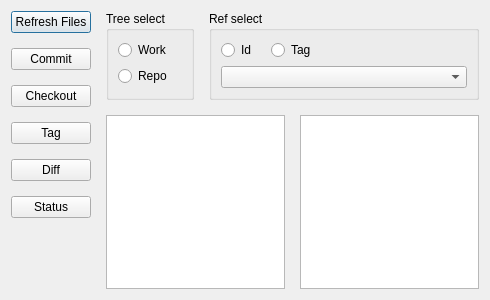
Above: src/VcsWindow.ui from micwik/ArnBrowser before the change. Below: the same form after it.
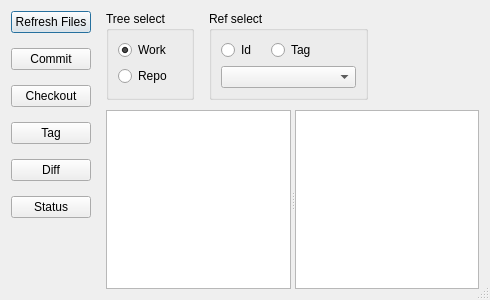
That is the form after the change.

Diff of the .ui file:
```diff
--- a/src/VcsWindow.ui
+++ b/src/VcsWindow.ui
@@ -13,7 +13,10 @@
   <property name="windowTitle">
    <string>Dialog</string>
   </property>
-  <layout class="QHBoxLayout" name="horizontalLayout_4">
+  <property name="sizeGripEnabled">
+   <bool>true</bool>
+  </property>
+  <layout class="QHBoxLayout" name="horizontalLayout_2">
    <property name="spacing">
     <number>15</number>
    </property>
@@ -81,6 +84,9 @@
    </item>
    <item>
     <layout class="QVBoxLayout" name="verticalLayout_2">
+     <property name="spacing">
+      <number>10</number>
+     </property>
      <item>
       <layout class="QHBoxLayout" name="horizontalLayout">
        <property name="spacing">
@@ -103,6 +109,9 @@
             <property name="text">
              <string>Work</string>
             </property>
+            <property name="checked">
+             <bool>true</bool>
+            </property>
            </widget>
           </item>
           <item>
@@ -167,12 +176,33 @@
          </layout>
         </widget>
        </item>
+       <item>
+        <spacer name="horizontalSpacer_2">
+         <property name="orientation">
+          <enum>Qt::Horizontal</enum>
+         </property>
+         <property name="sizeHint" stdset="0">
+          <size>
+           <width>40</width>
+           <height>20</height>
+          </size>
+         </property>
+        </spacer>
+       </item>
       </layout>
      </item>
      <item>
-      <layout class="QHBoxLayout" name="horizontalLayout_2">
-       <item>
-        <widget class="QListWidget" name="listWidget">
+      <widget class="QSplitter" name="splitter">
+       <property name="sizePolicy">
+        <sizepolicy hsizetype="Expanding" vsizetype="Expanding">
+         <horstretch>0</horstretch>
+         <verstretch>0</verstretch>
+        </sizepolicy>
+       </property>
+       <property name="orientation">
+        <enum>Qt::Horizontal</enum>
+       </property>
+       <widget class="QListWidget" name="filesView">
          <property name="showDropIndicator" stdset="0">
           <bool>false</bool>
          </property>
@@ -186,15 +216,8 @@
           <bool>true</bool>
          </property>
         </widget>
-       </item>
-       <item>
-        <widget class="QPlainTextEdit" name="plainTextEdit">
-         <property name="readOnly">
-          <bool>true</bool>
-         </property>
-        </widget>
-       </item>
-      </layout>
+       <widget class="QTextEdit" name="textView"/>
+      </widget>
      </item>
     </layout>
    </item>
```
Left out of the diff: 2 changed lines with no effect on the pictures. Lines whose indentation alone changed are shown as unchanged.
